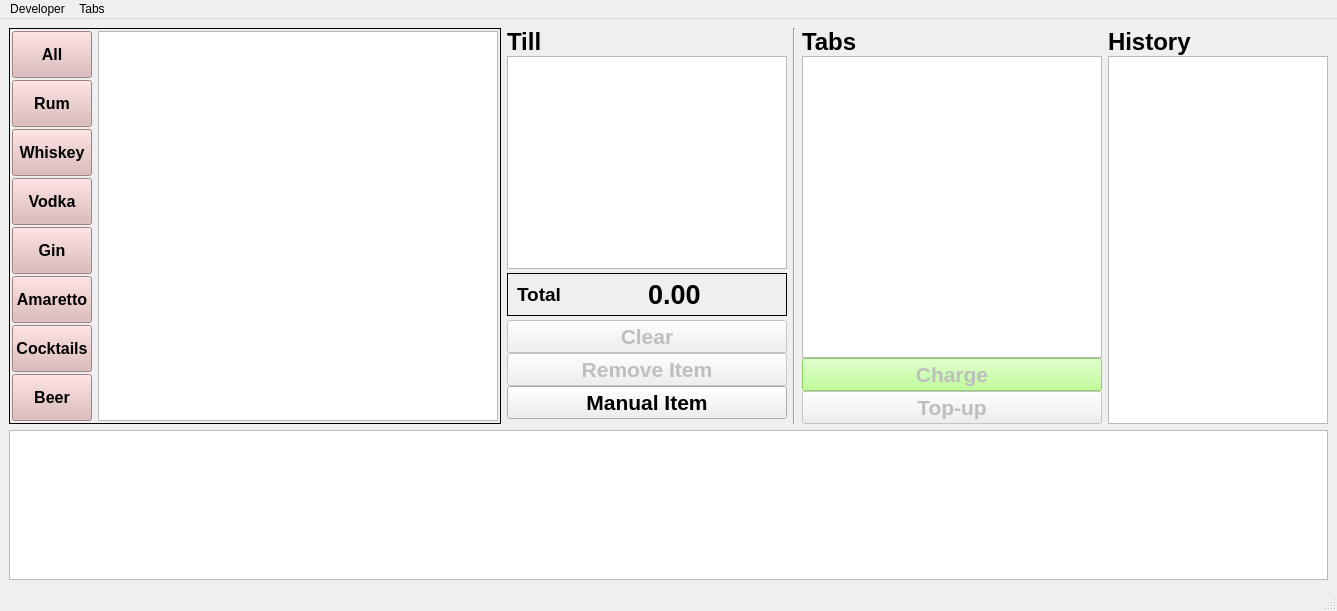
Qt form qtgui/ui/MainWindow.ui (dev-chip/pyramidbar) before a commit.
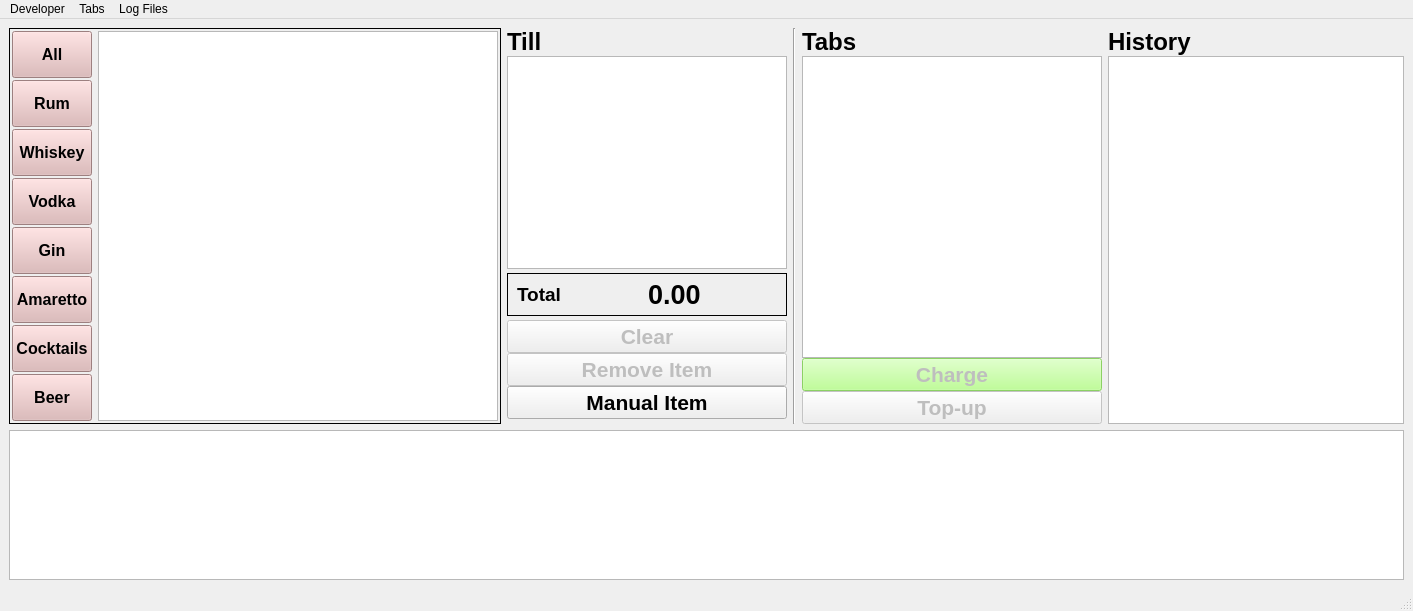
The same form after that commit.

Commit message: Added feature to open log files.

Patch:
```diff
--- a/qtgui/ui/MainWindow.ui
+++ b/qtgui/ui/MainWindow.ui
@@ -6,7 +6,7 @@
    <rect>
     <x>0</x>
     <y>0</y>
-    <width>1323</width>
+    <width>1413</width>
     <height>611</height>
    </rect>
   </property>
@@ -727,7 +727,7 @@
     <rect>
      <x>0</x>
      <y>0</y>
-     <width>1323</width>
+     <width>1413</width>
      <height>31</height>
     </rect>
    </property>
@@ -757,8 +757,17 @@
     <addaction name="actionRemove_patron"/>
     <addaction name="action_manually_set_tab"/>
    </widget>
+   <widget class="QMenu" name="menuLog_Files">
+    <property name="title">
+     <string>Log Files</string>
+    </property>
+    <addaction name="separator"/>
+    <addaction name="action_open_sales_log"/>
+    <addaction name="action_open_top_up_log"/>
+   </widget>
    <addaction name="menuDeveloper"/>
    <addaction name="menuTabs"/>
+   <addaction name="menuLog_Files"/>
   </widget>
   <action name="actionDISABLE">
    <property name="checkable">
```
Left out of the diff: 22 changed lines with no effect on the pictures. The commit also changes 2 other files.
